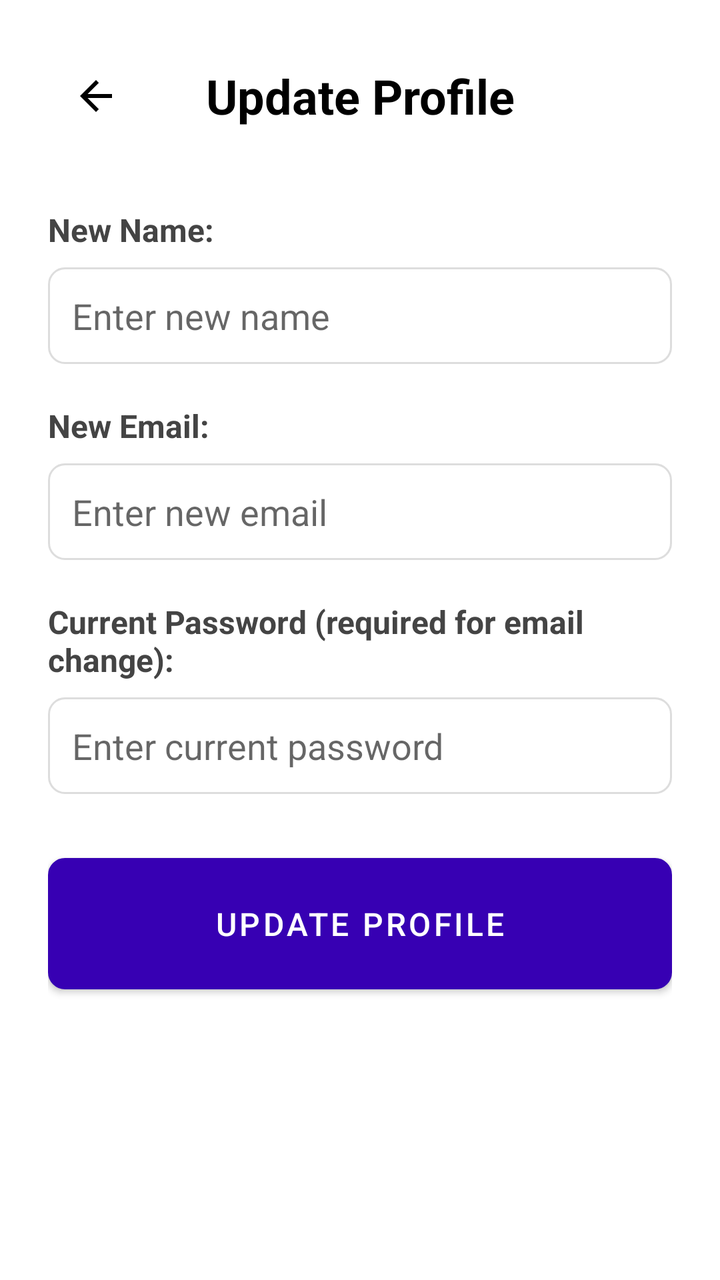
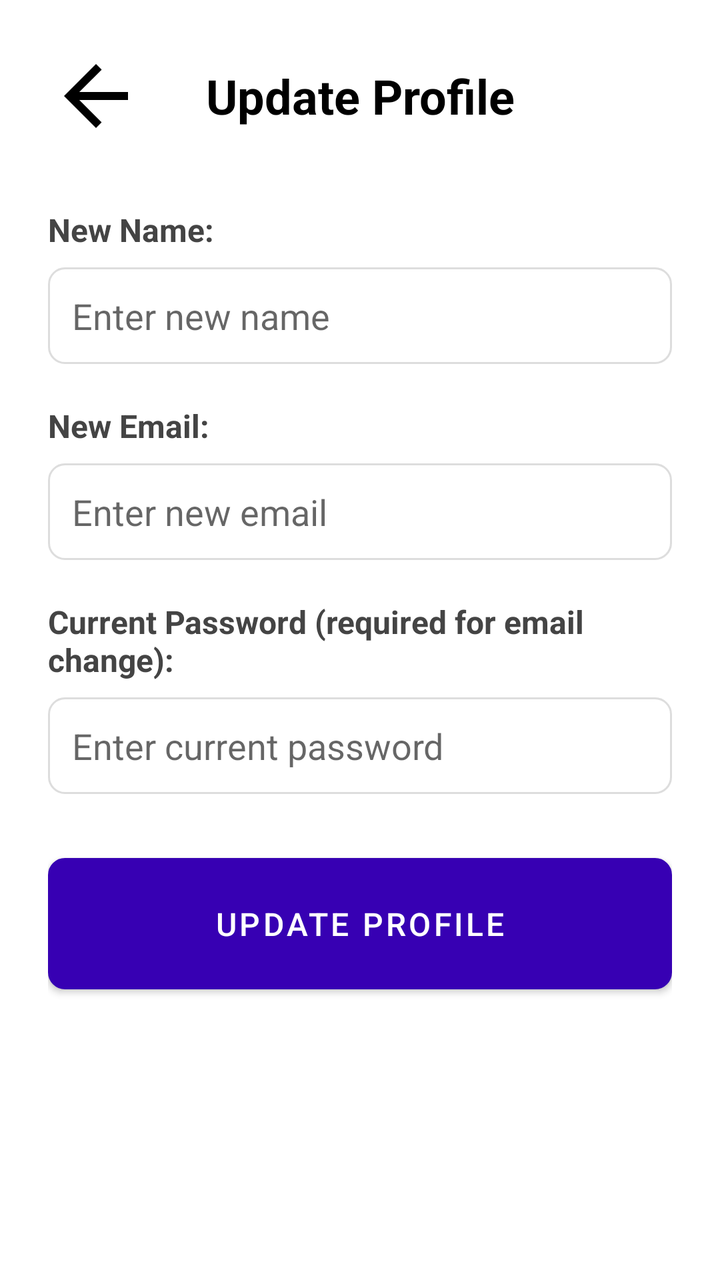

The first picture is an Android layout as it rendered before a commit; the second is the same layout after the commit. The layout source and the unified diff follow.
<!-- AndroidManifest.xml: application theme Theme.WatUFound -->
<!-- res/layout/fragment_update_profile.xml -->
<?xml version="1.0" encoding="utf-8"?>
<LinearLayout xmlns:android="http://schemas.android.com/apk/res/android"
    android:layout_width="match_parent"
    android:layout_height="match_parent"
    android:orientation="vertical"
    android:padding="24dp"
    android:background="#FFFFFF">

    
    <LinearLayout
        android:layout_width="match_parent"
        android:layout_height="wrap_content"
        android:orientation="horizontal"
        android:gravity="center_vertical"
        android:layout_marginBottom="32dp">

        <ImageButton
            android:id="@+id/backButton"
            android:layout_width="48dp"
            android:layout_height="48dp"
            android:src="@drawable/ic_arrow_back"
            android:background="?attr/selectableItemBackgroundBorderless"
            android:contentDescription="Back to profile"
            android:tint="@color/black" />

        <TextView
            android:layout_width="0dp"
            android:layout_height="wrap_content"
            android:layout_weight="1"
            android:text="Update Profile"
            android:textSize="24sp"
            android:textStyle="bold"
            android:textColor="#000000"
            android:gravity="center" />

        
        <View
            android:layout_width="48dp"
            android:layout_height="48dp" />

    </LinearLayout>

    
    <TextView
        android:layout_width="match_parent"
        android:layout_height="wrap_content"
        android:text="New Name:"
        android:textSize="16sp"
        android:textColor="#444444"
        android:textStyle="bold"
        android:layout_marginBottom="8dp" />

    <EditText
        android:id="@+id/updateNameEditText"
        android:layout_width="match_parent"
        android:layout_height="wrap_content"
        android:layout_marginBottom="20dp"
        android:background="@drawable/input_field_background"
        android:hint="Enter new name"
        android:inputType="textPersonName"
        android:padding="12dp" />

    
    <TextView
        android:layout_width="match_parent"
        android:layout_height="wrap_content"
        android:text="New Email:"
        android:textSize="16sp"
        android:textColor="#444444"
        android:textStyle="bold"
        android:layout_marginBottom="8dp" />

    <EditText
        android:id="@+id/updateEmailEditText"
        android:layout_width="match_parent"
        android:layout_height="wrap_content"
        android:layout_marginBottom="20dp"
        android:background="@drawable/input_field_background"
        android:hint="Enter new email"
        android:inputType="textEmailAddress"
        android:padding="12dp" />

    
    <TextView
        android:layout_width="match_parent"
        android:layout_height="wrap_content"
        android:text="Current Password (required for email change):"
        android:textSize="16sp"
        android:textColor="#444444"
        android:textStyle="bold"
        android:layout_marginBottom="8dp" />

    <EditText
        android:id="@+id/passwordEditText"
        android:layout_width="match_parent"
        android:layout_height="wrap_content"
        android:layout_marginBottom="32dp"
        android:background="@drawable/input_field_background"
        android:hint="Enter current password"
        android:inputType="textPassword"
        android:padding="12dp" />

    
    <Button
        android:id="@+id/updateProfileButton"
        android:layout_width="match_parent"
        android:layout_height="wrap_content"
        android:text="Update Profile"
        android:textSize="16sp"
        android:textColor="#FFFFFF"
        android:background="@drawable/input_field_background"
        android:padding="16dp" />

    <ProgressBar
        android:id="@+id/loadingIndicator"
        android:layout_width="wrap_content"
        android:layout_height="wrap_content"
        android:layout_marginTop="20dp"
        android:layout_gravity="center_horizontal"
        android:visibility="gone" />

</LinearLayout>
<!-- resources referenced by this layout -->
<resources>
  <color name="black">#FF000000</color>
  <!-- drawable ic_arrow_back (drawable) -->
  <vector xmlns:android="http://schemas.android.com/apk/res/android"
      android:width="24dp"
      android:height="24dp"
      android:viewportWidth="24"
      android:viewportHeight="24"
      android:tint="?attr/colorOnSurface">
    <path
        android:fillColor="@android:color/white"
        android:pathData="M20,11H7.83l5.59,-5.59L12,4l-8,8 8,8 1.41,-1.41L7.83,13H20v-2z"/>
  </vector>
  <!-- drawable input_field_background (drawable) -->
  <?xml version="1.0" encoding="utf-8"?>
  <shape xmlns:android="http://schemas.android.com/apk/res/android"
      android:shape="rectangle">
  
      <solid android:color="@android:color/white" />
  
      <stroke
          android:width="1dp"
          android:color="#DDDDDD" />
  
      <corners android:radius="8dp" />
  </shape>
  <style name="Theme.WatUFound" parent="Theme.MaterialComponents.DayNight.NoActionBar">
          
          <item name="colorPrimary">@color/purple_500</item>
          <item name="colorPrimaryVariant">@color/purple_700</item>
          <item name="colorOnPrimary">@color/white</item>
          
          <item name="colorSecondary">@color/teal_200</item>
          <item name="colorSecondaryVariant">@color/teal_700</item>
          <item name="colorOnSecondary">@color/black</item>
          
          <item name="android:statusBarColor">?attr/colorPrimaryVariant</item>
          
      </style>
  <color name="purple_500">#3700b3</color>
  <color name="purple_700">#FF3700B3</color>
  <color name="white">#FFFFFFFF</color>
  <color name="teal_200">#FF03DAC5</color>
  <color name="teal_700">#FF018786</color>
</resources>

<!-- the commit's change to res/layout/fragment_update_profile.xml (unified diff, before → after) -->
@@ -1,5 +1,6 @@
 <?xml version="1.0" encoding="utf-8"?>
 <LinearLayout xmlns:android="http://schemas.android.com/apk/res/android"
+    xmlns:app="http://schemas.android.com/apk/res-auto"
     android:layout_width="match_parent"
     android:layout_height="match_parent"
     android:orientation="vertical"
@@ -14,14 +15,14 @@
         android:gravity="center_vertical"
         android:layout_marginBottom="32dp">
 
-        <ImageButton
+        <ImageView
             android:id="@+id/backButton"
             android:layout_width="48dp"
             android:layout_height="48dp"
             android:src="@drawable/ic_arrow_back"
             android:background="?attr/selectableItemBackgroundBorderless"
             android:contentDescription="Back to profile"
-            android:tint="@color/black" />
+            app:tint="@color/black" />
 
         <TextView
             android:layout_width="0dp"
